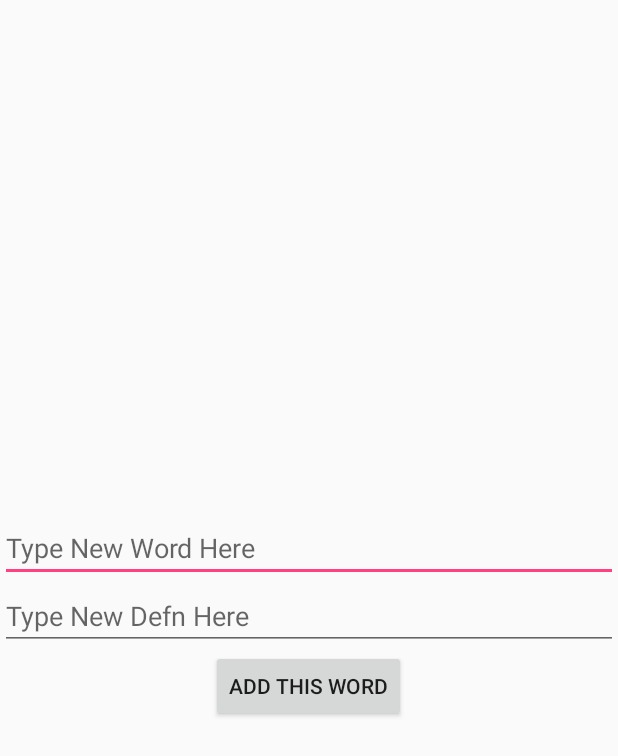
After one commit to agrimsachdeva/dictionary, an Android app: the layout activity_add_word.xml on its own in the app's theme, with its tools: preview values and no code run, on a phone screen of 412 x 824 dp. The commit adds this screen. Shown: the top 756 px of the screen. Run offline under Robolectric (Android 15) with nearby library versions, the phone set to English and light mode, and no system bars.

Commit message:
completed app

```diff
--- a/app/build.gradle
+++ b/app/build.gradle
@@ -24,8 +24,8 @@ dependencies {
     androidTestCompile('com.android.support.test.espresso:espresso-core:2.2.2', {
         exclude group: 'com.android.support', module: 'support-annotations'
     })
+    compile files('libs/stanford-android-lib.jar')
     compile 'com.android.support:appcompat-v7:25.3.1'
     compile 'com.android.support.constraint:constraint-layout:1.0.2'
     testCompile 'junit:junit:4.12'
-    compile files('libs/stanford-android-lib.jar')
 }
--- a/app/src/main/AndroidManifest.xml
+++ b/app/src/main/AndroidManifest.xml
@@ -9,10 +9,11 @@
         android:roundIcon="@mipmap/ic_launcher_round"
         android:supportsRtl="true"
         android:theme="@style/AppTheme">
-        <activity android:name=".DictionaryActivity">
+        <activity android:name=".DictionaryActivity"></activity>
+        <activity android:name=".AddWordActivity" />
+        <activity android:name=".StartMenuActivity">
             <intent-filter>
                 <action android:name="android.intent.action.MAIN" />
-
                 <category android:name="android.intent.category.LAUNCHER" />
             </intent-filter>
         </activity>
--- /dev/null
+++ b/app/src/main/res/layout/activity_add_word.xml
@@ -0,0 +1,31 @@
+<?xml version="1.0" encoding="utf-8"?>
+<LinearLayout xmlns:android="http://schemas.android.com/apk/res/android"
+    xmlns:app="http://schemas.android.com/apk/res-auto"
+    xmlns:tools="http://schemas.android.com/tools"
+    android:orientation="vertical"
+    android:layout_width="match_parent"
+    android:layout_height="match_parent"
+    android:gravity="center"
+    tools:context="org.creativethinkers.dictionary.AddWordActivity">
+
+    <EditText
+        android:id="@+id/new_word"
+        android:text=""
+        android:hint="Type New Word Here"
+        android:layout_width="match_parent"
+        android:layout_height="wrap_content" />
+
+    <EditText
+    android:id="@+id/new_defn"
+    android:text=""
+    android:hint="Type New Defn Here"
+    android:layout_width="match_parent"
+    android:layout_height="wrap_content" />
+
+    <Button
+        android:onClick="addThisWordClick"
+        android:text="Add This Word"
+        android:layout_width="wrap_content"
+        android:layout_height="wrap_content" />
+
+</LinearLayout>
```
Also changed, not shown: app/src/main/java/org/creativethinkers/dictionary/AddWordActivity.java (added, +44 -0 lines), app/src/main/java/org/creativethinkers/dictionary/DictionaryActivity.java (+53 -14 lines), app/src/main/java/org/creativethinkers/dictionary/StartMenuActivity.java (added, +42 -0 lines), app/src/main/res/layout/activity_dictionary.xml (+6 -8 lines), app/src/main/res/layout/activity_start_menu.xml (added, +33 -0 lines), 1 other file.
